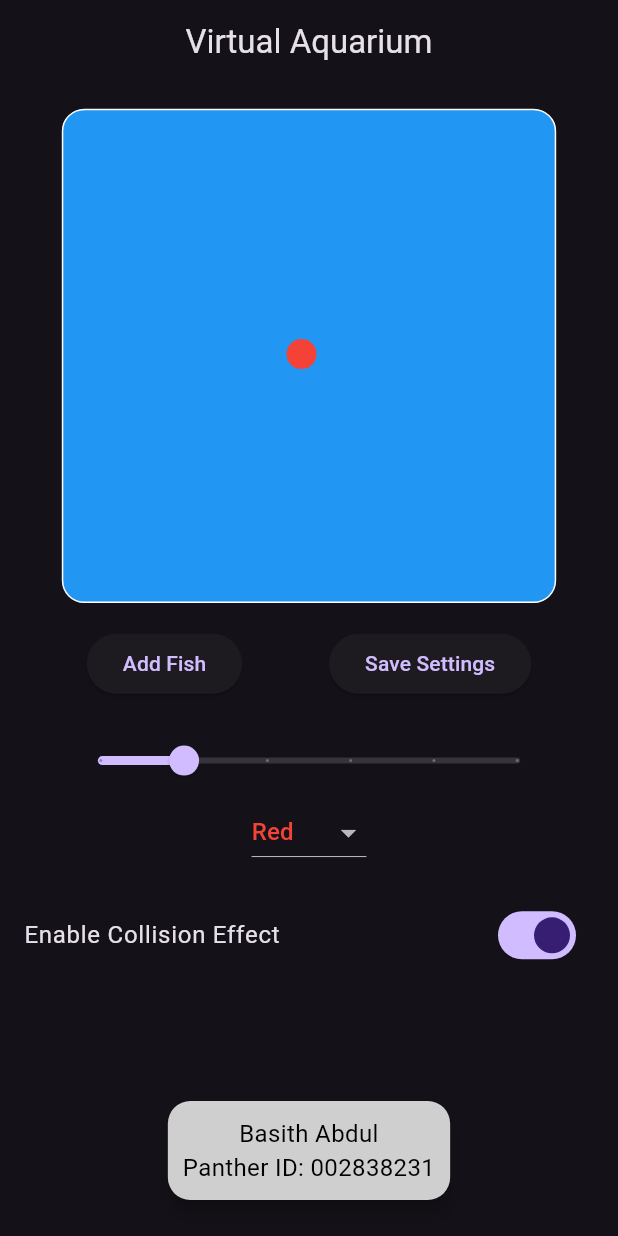
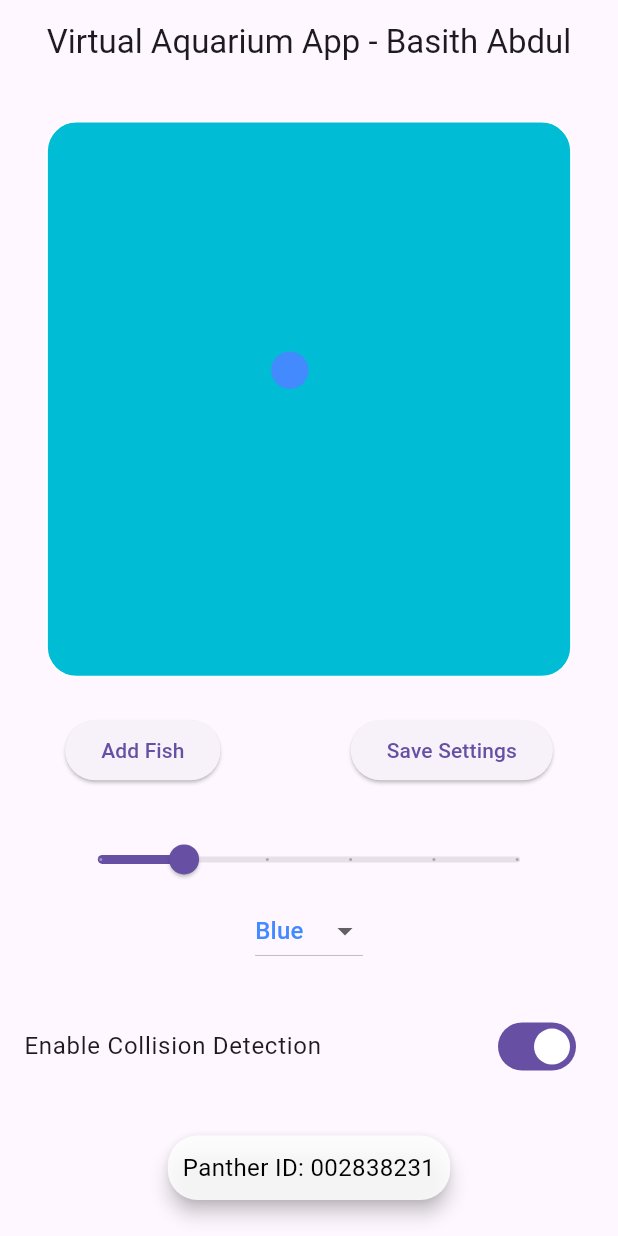
Before and after one commit to abdulbasith007/Virtual-Aquarium---Flutter, a Flutter app: the screen it shows after launch, after a tap on "Add Fish", on a phone screen of 412 x 824 dp. Run offline on Flutter 3.47's test engine with Material 3 defaults, Android fonts, the phone set to English and light mode, and no system bars; our stand-ins replace sqflite; accounts and stored records are empty.

Commit message:
Resolved all bugs and refactored the code removing the commented part

```diff
--- a/lib/aquarium.dart
+++ b/lib/aquarium.dart
@@ -1,256 +1,216 @@
 import 'package:flutter/material.dart';
 import 'dart:math';
 import 'fish.dart';
-import 'database_helper.dart'; // Import the database helper
+import 'database_helper.dart';
 
-class AquariumScreen extends StatefulWidget {
+class AquariumPage extends StatefulWidget {
   @override
-  _AquariumScreenState createState() => _AquariumScreenState();
+  _AquariumPageState createState() => _AquariumPageState();
 }
 
-class _AquariumScreenState extends State<AquariumScreen>
-    with SingleTickerProviderStateMixin {
-  List<Fish> fishList = [];
-  Color selectedColor = Colors.red; // Default fish color (red)
-  double selectedSpeed = 1.0;
-  bool collisionEffectEnabled = true;
+class _AquariumPageState extends State<AquariumPage> with SingleTickerProviderStateMixin {
+  List<Fish> aquariumFish = [];
+  Color currentColor = Colors.blueAccent;
+  double fishSpeed = 1.0;
+  bool isCollisionEnabled = true;
 
-  late AnimationController _controller;
+  late AnimationController animationController;
 
-  // Available color options and their names
-  final Map<Color, String> colorOptions = {
-    Colors.red: "Red",
-    Colors.green: "Green",
+  final Map<Color, String> colorChoices = {
+    Colors.blueAccent: "Blue",
+    Colors.pink: "Pink",
+    Colors.teal: "Teal",
     Colors.yellow: "Yellow",
-    Colors.orange: "Orange",
-    Colors.purple: "Purple"
+    Colors.purpleAccent: "Purple"
   };
 
   @override
   void initState() {
     super.initState();
-    _loadSavedSettings(); // Load settings from the database on startup
-    _controller = AnimationController(
+    _loadUserSettings();
+    animationController = AnimationController(
       duration: const Duration(seconds: 2),
       vsync: this,
     )..repeat();
-    _controller.addListener(_updateFishPositions);
+    animationController.addListener(_moveFish);
   }
 
   @override
   void dispose() {
-    _controller.dispose();
+    animationController.dispose();
     super.dispose();
   }
 
-  // Function to load saved settings from the database
-  Future<void> _loadSavedSettings() async {
-    final settings = await DatabaseHelper.loadSettings();
+  Future<void> _loadUserSettings() async {
+    final settings = await DBHelper.loadConfig();
     setState(() {
-      selectedSpeed = settings['speed'];
-      selectedColor = Color(settings['color']); // Load saved color
-      // If the saved color is not in the dropdown options, fallback to red
-      if (!_colorInDropdown(selectedColor)) {
-        selectedColor = Colors.red;
+      fishSpeed = settings['speed'];
+      currentColor = Color(settings['color']);
+      if (!_isColorInChoices(currentColor)) {
+        currentColor = Colors.blueAccent;
       }
       int fishCount = settings['fishCount'];
-
-      // Add fish based on the saved count
       for (int i = 0; i < fishCount; i++) {
-        fishList.add(Fish(color: selectedColor, speed: selectedSpeed));
+        aquariumFish.add(Fish(color: currentColor, speed: fishSpeed));
       }
     });
   }
 
-  // Save current settings to the database
-  Future<void> _saveSettings() async {
-    await DatabaseHelper.saveSettings(
-        fishList.length, selectedSpeed, selectedColor.value);
+  Future<void> _saveUserSettings() async {
+    await DBHelper.saveConfig(aquariumFish.length, fishSpeed, currentColor.value);
   }
 
-  // Add fish to the aquarium
-  void _addFish() {
-    if (fishList.length < 10) {
+  void _addNewFish() {
+    if (aquariumFish.length < 12) {
       setState(() {
-        fishList.add(Fish(color: selectedColor, speed: selectedSpeed));
-        _saveSettings(); // Save settings when adding a fish
+        aquariumFish.add(Fish(color: currentColor, speed: fishSpeed));
+        _saveUserSettings();
       });
     }
   }
 
-  // Update the positions of fish and check for collisions
-  void _updateFishPositions() {
+  void _moveFish() {
     setState(() {
-      for (var fish in fishList) {
-        fish.moveFish(); // Move fish
+      for (var fish in aquariumFish) {
+        fish.updatePosition();
       }
-      if (collisionEffectEnabled) {
-        _checkAllCollisions(); // Check for collisions if enabled
+      if (isCollisionEnabled) {
+        _detectCollisions();
       }
     });
   }
 
-  // Check if two fish collide and apply behavior
-  void _checkForCollision(Fish fish1, Fish fish2) {
-    if ((fish1.position.dx - fish2.position.dx).abs() < 20 &&
-        (fish1.position.dy - fish2.position.dy).abs() < 20) {
-      fish1.changeDirection();
-      fish2.changeDirection();
+  void _detectCollisions() {
+    for (int i = 0; i < aquariumFish.length; i++) {
+      for (int j = i + 1; j < aquariumFish.length; j++) {
+        _handleCollision(aquariumFish[i], aquariumFish[j]);
+      }
+    }
+  }
+
+  void _handleCollision(Fish fishA, Fish fishB) {
+    if ((fishA.position.dx - fishB.position.dx).abs() < 20 &&
+        (fishA.position.dy - fishB.position.dy).abs() < 20) {
+      fishA.changeDirection();
+      fishB.changeDirection();
       setState(() {
-        fish1.color = Random().nextBool()
-            ? Colors.red
-            : Colors.green; // Random color change
+        fishA.color = Random().nextBool() ? Colors.blueAccent : Colors.pink;
       });
     }
   }
 
-  // Check all fish for potential collisions
-  void _checkAllCollisions() {
-    for (int i = 0; i < fishList.length; i++) {
-      for (int j = i + 1; j < fishList.length; j++) {
-        _checkForCollision(fishList[i], fishList[j]);
-      }
-    }
-  }
-
-  // Helper function to check if the color exists in the dropdown options
-  bool _colorInDropdown(Color color) {
-    return colorOptions.keys.contains(color);
+  bool _isColorInChoices(Color color) {
+    return colorChoices.keys.contains(color);
   }
 
   @override
   Widget build(BuildContext context) {
-    // Get screen size for responsiveness
     double screenWidth = MediaQuery.of(context).size.width;
     double screenHeight = MediaQuery.of(context).size.height;
 
     return Scaffold(
       appBar: AppBar(
         title: Center(
-          child: Text('Virtual Aquarium'),
+          child: Text('Virtual Aquarium App - Basith Abdul'),
         ),
       ),
       body: Stack(
         children: [
           Column(
             children: [
-              SizedBox(
-                  height: screenHeight * 0.02), // Responsive space at the top
-
-              // Container that represents the aquarium
+              SizedBox(height: screenHeight * 0.03),
               Center(
                 child: Container(
-                  width: screenWidth * 0.8, // 80% of the screen width
-                  height: screenHeight * 0.4, // 40% of the screen height
+                  width: screenWidth * 0.85,
+                  height: screenHeight * 0.45,
                   decoration: BoxDecoration(
-                    color: Colors.blue, // Set the aquarium background to blue
+                    color: Colors.cyan,
                     border: Border.all(color: Colors.white),
-                    borderRadius:
-                        BorderRadius.circular(15), // Rounded edges for aquarium
+                    borderRadius: BorderRadius.circular(20),
                   ),
                   child: Stack(
-                    children: fishList.map((fish) => fish.buildFish()).toList(),
+                    children: aquariumFish.map((fish) => fish.render()).toList(),
                   ),
                 ),
               ),
-
-              SizedBox(height: screenHeight * 0.02), // Space after the aquarium
-
-              // Buttons and settings
+              SizedBox(height: screenHeight * 0.03),
               Row(
-                mainAxisAlignment: MainAxisAlignment.spaceEvenly,
+                mainAxisAlignment: MainAxisAlignment.spaceAround,
                 children: [
                   ElevatedButton(
-                    onPressed: _addFish,
+                    onPressed: _addNewFish,
                     child: Text('Add Fish'),
                   ),
                   ElevatedButton(
-                    onPressed: _saveSettings,
+                    onPressed: _saveUserSettings,
                     child: Text('Save Settings'),
                   ),
                 ],
               ),
-
-              SizedBox(height: screenHeight * 0.02), // Space after buttons
-
-              // Slider to control fish speed
+              SizedBox(height: screenHeight * 0.03),
               Padding(
-                padding: EdgeInsets.symmetric(
-                    horizontal:
-                        screenWidth * 0.1), // Padding based on screen width
+                padding: EdgeInsets.symmetric(horizontal: screenWidth * 0.1),
                 child: Slider(
-                  value: selectedSpeed,
+                  value: fishSpeed,
                   onChanged: (newSpeed) {
                     setState(() {
-                      selectedSpeed = newSpeed;
+                      fishSpeed = newSpeed;
                     });
-                    _saveSettings(); // Save settings when speed changes
+                    _saveUserSettings();
                   },
                   min: 0.5,
                   max: 3.0,
                   divisions: 5,
-                  label: '$selectedSpeed',
+                  label: '$fishSpeed',
                 ),
               ),
-
-              // Dropdown to select fish color with proper names
               Padding(
-                padding: EdgeInsets.symmetric(
-                    horizontal:
-                        screenWidth * 0.1), // Padding based on screen width
+                padding: EdgeInsets.symmetric(horizontal: screenWidth * 0.1),
                 child: DropdownButton<Color>(
-                  value:
-                      selectedColor, // Ensure selectedColor matches one of the items below
-                  items: colorOptions.keys.map((Color color) {
+                  value: currentColor,
+                  items: colorChoices.keys.map((Color color) {
                     return DropdownMenuItem<Color>(
                       value: color,
                       child: Text(
-                        colorOptions[color] ?? 'Unknown',
+                        colorChoices[color] ?? 'Unknown',
                         style: TextStyle(color: color),
                       ),
                     );
                   }).toList(),
                   onChanged: (color) {
                     setState(() {
-                      selectedColor = color ??
-                          Colors.red; // Default to red if color is null
+                      currentColor = color ?? Colors.blueAccent;
                     });
-                    _saveSettings(); // Save settings when color changes
+                    _saveUserSettings();
                   },
                 ),
               ),
-
-              SizedBox(height: screenHeight * 0.02), // Space after dropdown
-
-              // Toggle switch for enabling/disabling collision effect
+              SizedBox(height: screenHeight * 0.03),
               SwitchListTile(
-                title: Text('Enable Collision Effect'),
-                value: collisionEffectEnabled,
+                title: Text('Enable Collision Detection'),
+                value: isCollisionEnabled,
                 onChanged: (bool value) {
                   setState(() {
-                    collisionEffectEnabled = value;
+                    isCollisionEnabled = value;
                   });
                 },
               ),
             ],
           ),
-
-          // Name and Panther ID centered at the bottom in a small rounded card
           Align(
             alignment: Alignment.bottomCenter,
             child: Padding(
               padding: const EdgeInsets.all(20.0),
               child: Card(
                 shape: RoundedRectangleBorder(
-                  borderRadius: BorderRadius.circular(15.0),
+                  borderRadius: BorderRadius.circular(20.0),
                 ),
-                color: Colors.white
-                    .withOpacity(0.8), // Slightly transparent background
+                color: Colors.white.withOpacity(0.85),
                 elevation: 5,
                 child: Padding(
                   padding: const EdgeInsets.all(10.0),
                   child: Text(
-                    'Basith Abdul\nPanther ID: 002838231',
+                    'Panther ID: 002838231',
                     textAlign: TextAlign.center,
                     style: TextStyle(
                       fontSize: 16,
--- a/lib/database_helper.dart
+++ b/lib/database_helper.dart
@@ -1,8 +1,8 @@
 import 'package:sqflite/sqflite.dart';
 import 'package:path/path.dart';
 
-class DatabaseHelper {
-  static Future<Database> database() async {
+class DBHelper {
+  static Future<Database> getDatabase() async {
     return openDatabase(
       join(await getDatabasesPath(), 'aquarium.db'),
       onCreate: (db, version) {
@@ -14,9 +14,8 @@ class DatabaseHelper {
     );
   }
 
-  static Future<void> saveSettings(
-      int fishCount, double speed, int color) async {
-    final db = await database();
+  static Future<void> saveConfig(int fishCount, double speed, int color) async {
+    final db = await getDatabase();
     await db.insert(
       'settings',
       {'id': 1, 'fishCount': fishCount, 'speed': speed, 'color': color},
@@ -24,20 +23,18 @@ class DatabaseHelper {
     );
   }
 
-  static Future<Map<String, dynamic>> loadSettings() async {
-    final db = await database();
-    final List<Map<String, dynamic>> maps =
-        await db.query('settings', where: 'id = ?', whereArgs: [1]);
+  static Future<Map<String, dynamic>> loadConfig() async {
+    final db = await getDatabase();
+    final List<Map<String, dynamic>> records = await db.query('settings', where: 'id = ?', whereArgs: [1]);
 
-    if (maps.isNotEmpty) {
-      return maps.first;
+    if (records.isNotEmpty) {
+      return records.first;
     } else {
-      // Default settings if nothing is saved
       return {
         'fishCount': 0,
         'speed': 1.0,
-        'color': 0xFFFF0000
-      }; // Default to red
+        'color': 0xFF00FFFF
+      };
     }
   }
 }
--- a/lib/fish.dart
+++ b/lib/fish.dart
@@ -2,32 +2,31 @@ import 'package:flutter/material.dart';
 import 'dart:math';
 
 class Fish {
-  Color color; // Removed 'final' to allow color change
+  Color color;
   final double speed;
   Offset position;
-  Random random = Random();
+  Random rng = Random();
 
   Fish({required this.color, required this.speed})
-      : position = Offset(150, 150); // Initial position in the center
+      : position = Offset(150, 150);
 
-  void moveFish() {
-    // Logic for moving the fish
-    double dx = random.nextDouble() * 2 - 1;
-    double dy = random.nextDouble() * 2 - 1;
+  void updatePosition() {
+    double dx = rng.nextDouble() * 2 - 1;
+    double dy = rng.nextDouble() * 2 - 1;
     position = Offset(position.dx + dx * speed, position.dy + dy * speed);
   }
 
   void changeDirection() {
-    // Logic for changing direction when a collision occurs
+    // Direction change logic can be added here
   }
 
-  Widget buildFish() {
+  Widget render() {
     return Positioned(
       left: position.dx,
       top: position.dy,
       child: Container(
-        width: 20,
-        height: 20,
+        width: 25,
+        height: 25,
         decoration: BoxDecoration(
           color: color,
           shape: BoxShape.circle,
--- a/lib/main.dart
+++ b/lib/main.dart
@@ -2,16 +2,16 @@ import 'package:flutter/material.dart';
 import 'aquarium.dart';
 
 void main() {
-  runApp(VirtualAquariumApp());
+  runApp(AquariumApp());
 }
 
-class VirtualAquariumApp extends StatelessWidget {
+class AquariumApp extends StatelessWidget {
   @override
   Widget build(BuildContext context) {
     return MaterialApp(
-      title: 'Virtual Aquarium',
-      theme: ThemeData.dark(), // Dark theme applied
-      home: AquariumScreen(),
+      title: 'Virtual Aquarium App - Basith Abdul',
+      theme: ThemeData.light(),
+      home: AquariumPage(),
     );
   }
 }
```
